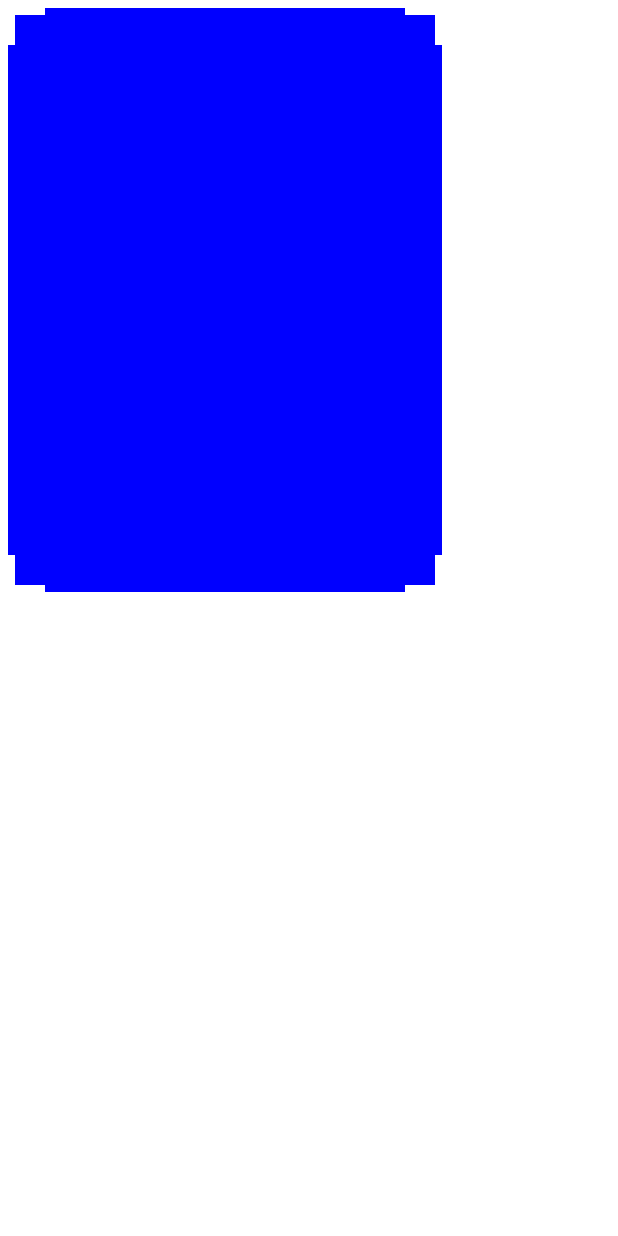
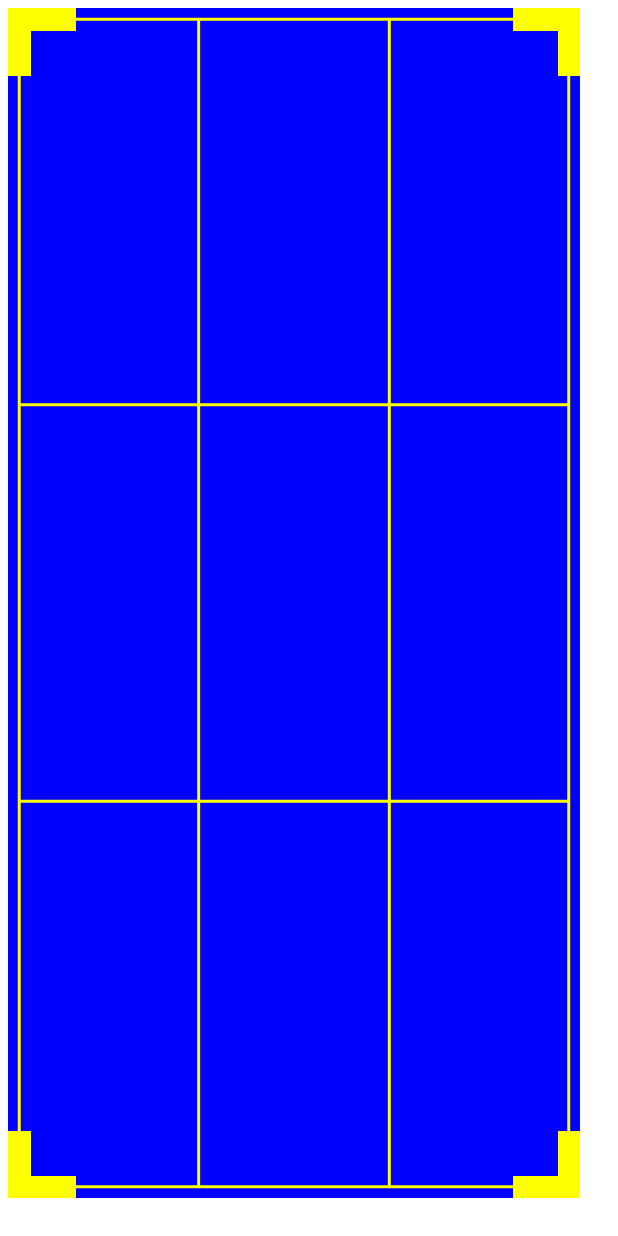
Before and after one commit to songnick/Mincy, an Android app built with Jetpack Compose: the @Preview function PreViewD, on a phone screen of 412 x 824 dp. Run offline under Robolectric (Android 15) with nearby library versions, the phone set to English and light mode, and no system bars.

Commit message:
crop window ui

```diff
--- a/app/src/main/java/com/songnick/mincy/compose/custom/CropWindow.kt
+++ b/app/src/main/java/com/songnick/mincy/compose/custom/CropWindow.kt
@@ -2,93 +2,163 @@ package com.songnick.mincy.compose.custom
 
 import android.util.Log
 import androidx.compose.foundation.Canvas
-import androidx.compose.foundation.gestures.Orientation
-import androidx.compose.foundation.gestures.rememberScrollableState
-import androidx.compose.foundation.gestures.scrollable
+import androidx.compose.foundation.gestures.*
 import androidx.compose.foundation.layout.*
-import androidx.compose.foundation.rememberScrollState
 import androidx.compose.material.MaterialTheme
 import androidx.compose.material.Surface
 import androidx.compose.runtime.*
 import androidx.compose.ui.Alignment
 import androidx.compose.ui.Modifier
 import androidx.compose.ui.geometry.Offset
+import androidx.compose.ui.geometry.Size
+import androidx.compose.ui.graphics.ClipOp
 import androidx.compose.ui.graphics.Color
+import androidx.compose.ui.graphics.PointMode
+import androidx.compose.ui.graphics.drawscope.clipRect
 import androidx.compose.ui.input.pointer.pointerInput
 import androidx.compose.ui.platform.LocalDensity
 import androidx.compose.ui.tooling.preview.Preview
 import androidx.compose.ui.unit.Dp
 import androidx.compose.ui.unit.dp
 
+object Tag{
+    const val TAG = " Crop Window"
+}
+
 @Composable
-fun CropWindow(){
-    Box {
+fun CropWindow(cornerWidth:Dp = 15.dp, lineWidth:Dp = 2.dp){
+    BoxWithConstraints(contentAlignment = Alignment.BottomEnd) {
+        var offset by remember {
+            mutableStateOf(0f)
+        }
+        var leftDrag by remember {
+          mutableStateOf(false)
+        }
+        val cornerLineWidth = with(LocalDensity.current){
+            cornerWidth.toPx()
+        }
+
+        val stroke = with(LocalDensity.current){
+            lineWidth.toPx()
+        }
+        val canvasWidth = maxWidth-20.dp
+        val canvasHeight = maxHeight - 20.dp
+        Log.i("TAG", " canvas width: $canvasWidth + height: $canvasHeight")
         Surface(modifier = Modifier
-            .width(300.dp)
-            .height(400.dp)
+            .width(canvasWidth)
+            .height(canvasHeight)
             .padding(5.dp)
             .scrollable(
                 orientation = Orientation.Vertical,
                 enabled = true,
                 state = rememberScrollableState { delta ->
-                    Log.i("TAG", " current deltate: $delta")
+                    offset += delta
+                    Log.i(Tag.TAG, " current deltate: $delta")
                     delta
-                }),
+                })
+            .pointerInput(Unit) {
+                detectTapGestures {
+                    Log.i(Tag.TAG, " detectTapGestures x: ${it.x} y: ${it.y}")
+                }
+                detectDragGestures { change, dragAmount ->
+                    change.position.x
+                }
+            },
             color = Color.Blue
         ) {
+            Canvas(modifier = Modifier
+                .fillMaxWidth()
+                .fillMaxHeight()){
+                //vertical grid
+                drawLine(
+                    color= Color.Yellow,
+                    start = Offset(cornerLineWidth/2, size.height/3f),
+                    end = Offset(size.width-cornerLineWidth/2 , size.height/3f),
+                    strokeWidth = stroke
+                )
+                drawLine(
+                    color= Color.Yellow,
+                    start = Offset(cornerLineWidth/2, size.height/3f*2),
+                    end = Offset(size.width-cornerLineWidth/2, size.height/3f*2),
+                    strokeWidth = stroke
+                )
+                //horizontal grid
+                drawLine(
+                    color= Color.Yellow,
+                    start = Offset(size.width/3f, cornerLineWidth/2),
+                    end = Offset(size.width/3f, size.height-cornerLineWidth/2),
+                    strokeWidth = stroke
+                )
+                drawLine(
+                    color= Color.Yellow,
+                    start = Offset(size.width/3f*2,cornerLineWidth/2 ),
+                    end = Offset(size.width/3f*2, size.height-cornerLineWidth/2),
+                    strokeWidth = stroke
+                )
+                val pointList = listOf(
+                    Offset(cornerLineWidth/2, cornerLineWidth/2),
+                    Offset(size.width-cornerLineWidth/2, cornerLineWidth/2),
+                    Offset(size.width-cornerLineWidth/2, cornerLineWidth/2),
+                    Offset(size.width-cornerLineWidth/2, size.height-cornerLineWidth/2),
+                    Offset(size.width-cornerLineWidth/2, size.height-cornerLineWidth/2),
+                    Offset(cornerLineWidth/2, size.height-cornerLineWidth/2),
+                    Offset(cornerLineWidth/2, size.height-cornerLineWidth/2),
+                    Offset(cornerLineWidth/2, cornerLineWidth/2)
+                )
+                //image crop line
+                drawPoints(
+                    pointList,
+                    pointMode = PointMode.Lines,
+                    color=Color.Yellow,
+                    strokeWidth=stroke
+                )
 
+                clipRect(
+                    left = cornerLineWidth,
+                    top = cornerLineWidth,
+                    right = size.width - cornerLineWidth,
+                    bottom = size.height - cornerLineWidth,
+                    clipOp = ClipOp.Difference
+                ){
+                    clipRect(
+                        left = cornerLineWidth*3,
+                        top = 0f,
+                        right = size.width - 3*cornerLineWidth,
+                        bottom = size.height,
+                        clipOp = ClipOp.Difference
+                    ){
+                        clipRect(
+                            left = 0f,
+                            top = cornerLineWidth*3f,
+                            right = size.width,
+                            bottom = size.height-3*cornerLineWidth,
+                            clipOp = ClipOp.Difference
+                        ){
+                            drawRect(color = Color.Yellow,
+                                topLeft = Offset(0f, 0f),
+                                size = Size(width = size.width, height = size.height)
+                            )
+                        }
+                    }
+                }
+            }
         }
-        var offsetX by remember {
-            mutableStateOf(0f)
-        }
-        val width = 30.dp
-        val height = 10.dp
-        val modifier = Modifier.scrollable(
-            orientation = Orientation.Vertical,
-            enabled = true,
-            state = rememberScrollableState { delta ->
-                offsetX +=  delta
-            Log.i("TAG" ," current deltate: $offsetX")
-              delta
-        })
-        RectLine(
-            width = width,
-            height = height,
-            modifier.align(Alignment.TopStart).offset())
-        RectLine(
-            width = width,
-            height = height,
-            Modifier.align(Alignment.TopEnd))
-        RectLine(
-            width = width,
-            height = height,
-            Modifier.align(Alignment.BottomStart))
-        RectLine(
-            width = width,
-            height = height,
-            modifier
-                .align(Alignment.BottomEnd)
-                .offset())
+    }
 
-    }
 }
 
 @Composable
-fun CornerRect(width:Dp, height:Dp){
-    Box(){
-//        var offset by remember { mutableStateOf(0f) }
-////        val modifier = Modifier
-////            .size(11.dp)
-////            .scrollable(
-////                orientation = Orientation.Vertical,
-////                state = rememberScrollableState { delta ->
-////                    offset += delta
-////                    delta
-////                }
-////            )
-////            .align(Alignment.TopStart)
+fun Line(color: Color = Color.Yellow, width: Dp, height: Dp){
+    val widthSplit = width/3
+    val heightSplit = height/3
+    val  modifier = Modifier
+        .width(1.dp)
+        .offset(x = widthSplit)
+        .fillMaxHeight()
+    Surface(color = color, modifier = modifier) {
 
     }
+
 }
 
 @Composable
@@ -106,7 +176,7 @@ fun RectLine(width:Dp, height:Dp, modifier: Modifier){
 }
 
 @Composable
-fun RectLine(modifier: Modifier, color: Color = Color.White){
+fun RectLine(modifier: Modifier, color: Color = Color.Yellow){
     Surface(color=color, modifier = modifier){
 
     }
```
Also changed, not shown: app/src/main/res/drawable/test.jpg (added).
